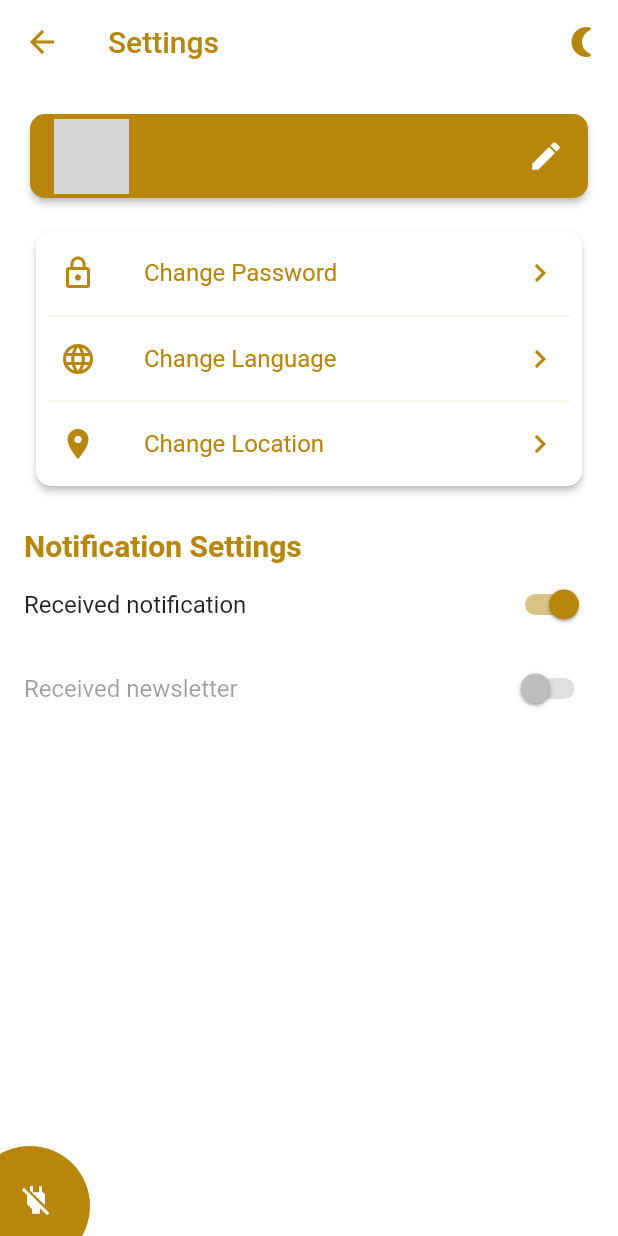
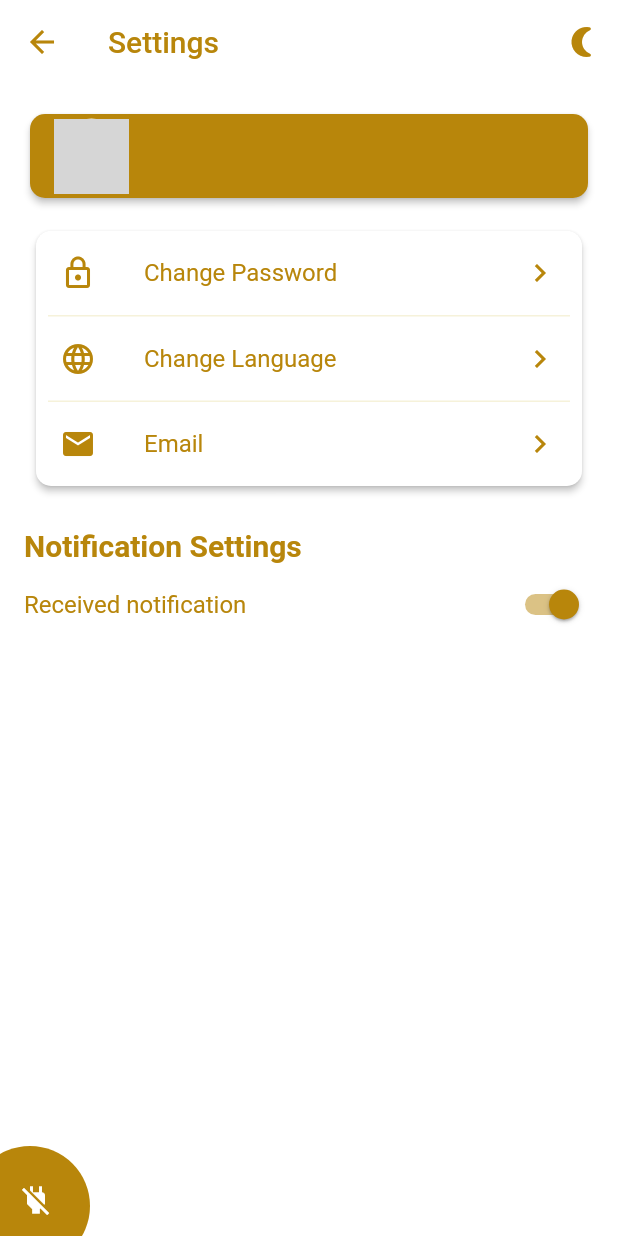
Before and after one commit to NoushinB/Office-Collaboration-App, a Flutter app: the ProfileSetting screen opened directly, on a phone screen of 412 x 824 dp. Run offline on Flutter 3.47's test engine with Material 2 defaults, Android fonts, the phone set to English and light mode, and no system bars; our stand-ins replace bloc, cached_network_image, connectivity, equatable, flutter_bloc, flutter_spinkit and 5 more; missing offline and left inert: permission; accounts and stored records are empty; network calls fail; grey boxes are pictures that could not be loaded.

```diff
--- a/lib/core/app_config.dart
+++ b/lib/core/app_config.dart
@@ -1,7 +1,7 @@
 class AppConfig {
   // Api endpoints
-  static const String baseUrl = "http://192.168.1.7:8051";
-  static const String identityBaseUrl = "http://192.168.1.7:8050";
+  static const String baseUrl = "http://89.163.209.59:5051";
+  static const String identityBaseUrl = "http://89.163.209.59:5050";
 
   // Login options
   static const String grantType = "password";
--- a/lib/src/pages/home/profile_settings.dart
+++ b/lib/src/pages/home/profile_settings.dart
@@ -39,7 +39,6 @@ class _ProfileSettingState extends State<ProfileSetting> {
   @override
   Widget build(BuildContext context) {
     return Theme(
-      isMaterialAppTheme: true,
       data: ThemeData(
         brightness: _getBrightness(),
       ),
@@ -91,12 +90,9 @@ class _ProfileSettingState extends State<ProfileSetting> {
                       leading: CircleAvatar(
                         radius: 25.0,
                         backgroundImage: NetworkImage(currentUser != null ? currentUser.avatarUrl : ""),
-                        backgroundColor: Colors.transparent,
+                        backgroundColor: AppColors.lightPrimaryColor,
                       ),
-                      trailing: Icon(
-                        Icons.edit,
-                        color: Colors.white,
-                      ),
+
                     ),
                   ),
                   const SizedBox(height: 10.0),
@@ -144,11 +140,11 @@ class _ProfileSettingState extends State<ProfileSetting> {
                         _buildDivider(),
                         ListTile(
                           leading: Icon(
-                            Icons.location_on,
+                            Icons.email,
                             color: AppColors.darkPrimaryColor,
                           ),
                           title: Text(
-                            "Change Location",
+                            "Email",
                             style: TextStyle(color: AppColors.darkPrimaryColor),
                           ),
                           trailing: Icon(
@@ -175,16 +171,10 @@ class _ProfileSettingState extends State<ProfileSetting> {
                     activeColor: AppColors.darkPrimaryColor,
                     contentPadding: const EdgeInsets.all(0),
                     value: true,
-                    title: Text("Received notification"),
+                    title: Text("Received notification",style: TextStyle(color: AppColors.darkPrimaryColor),),
                     onChanged: (val) {},
                   ),
-                  SwitchListTile(
-                    activeColor: AppColors.darkPrimaryColor,
-                    contentPadding: const EdgeInsets.all(0),
-                    value: false,
-                    title: Text("Received newsletter"),
-                    onChanged: null,
-                  ),
+
                   const SizedBox(height: 60.0),
                 ],
               ),
--- a/lib/src/widgets/no_item_found.dart
+++ b/lib/src/widgets/no_item_found.dart
@@ -21,7 +21,7 @@ class NoItemFound extends StatelessWidget {
           children: <Widget>[
             Icon(Icons.search, size: 96, color: Colors.grey),
             SizedBox(height: 5),
-            Text(title, style: TextStyle(fontSize: 18, fontWeight: FontWeight.bold, color: Colors.black54)),
+            Text(title ?? "", style: TextStyle(fontSize: 18, fontWeight: FontWeight.bold, color: Colors.black54)),
             Text(desc ?? "", style: TextStyle(fontSize: 12, color: Colors.grey)),
             SizedBox(height: 10),
             _makeActionButton(),
```
Also changed, not shown: lib/app.dart (+4 -3 lines), lib/src/pages/home/home_page.dart (+52 -12 lines), lib/src/pages/home/property_list.dart (+7 -1 lines), lib/src/pages/home/search_page.dart (+4 -23 lines), lib/src/pages/splash/splash_screen.dart (+23 -6 lines), pubspec.yaml (+10 -14 lines), pubspec.lock, 3 other files.
